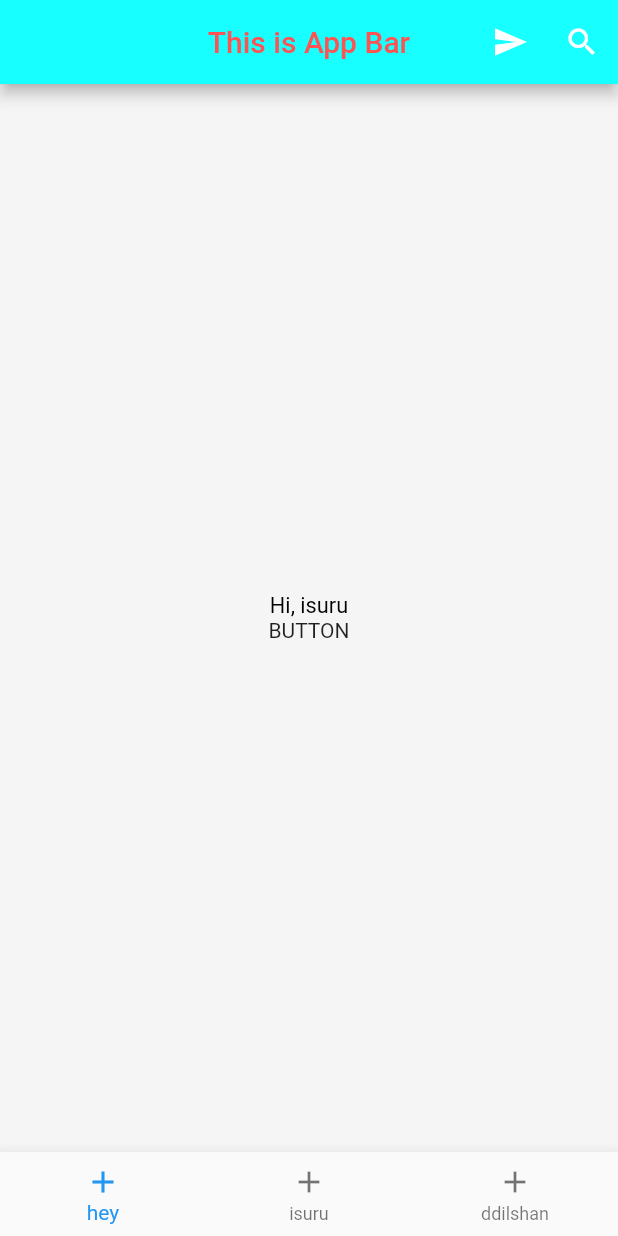
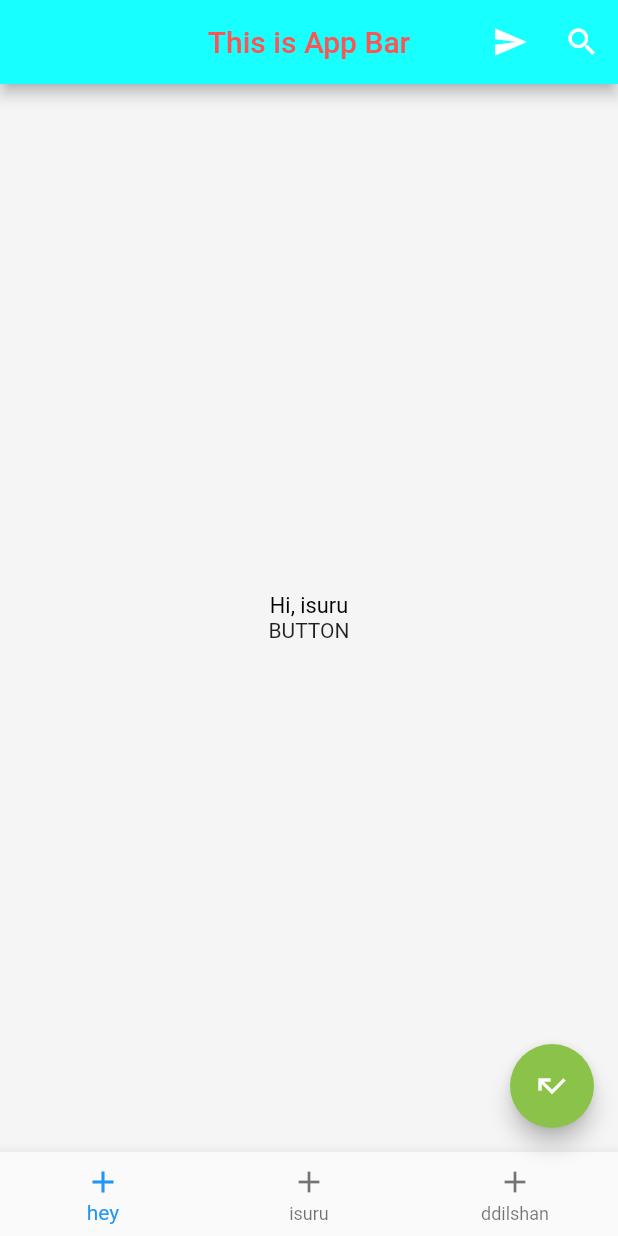
Before and after one commit to isurudilshan101/login_app1, a Flutter app: the screen it shows after launch, on a phone screen of 412 x 824 dp. Run offline on Flutter 3.47's test engine with Material 2 defaults, Android fonts, the phone set to English and light mode, and no system bars.

Commit message:
flutter practice 12

```diff
--- a/login_app/lib/ui/login.dart
+++ b/login_app/lib/ui/login.dart
@@ -46,6 +46,10 @@ class LoginState extends State<Login>{
 
   void _press(){
     print("search button tapped  new");
+  }
+
+  void _missed(){
+    print("missed button");
   }
 
   @override
@@ -183,7 +187,11 @@ class LoginState extends State<Login>{
 
         ),
 
-
+              floatingActionButton: FloatingActionButton(
+                onPressed:_missed ,
+                backgroundColor: Colors.lightGreen,
+                tooltip: 'Going Up',
+                child:Icon(Icons.call_missed),),
 
               bottomNavigationBar:BottomNavigationBar(
               items:[
```
